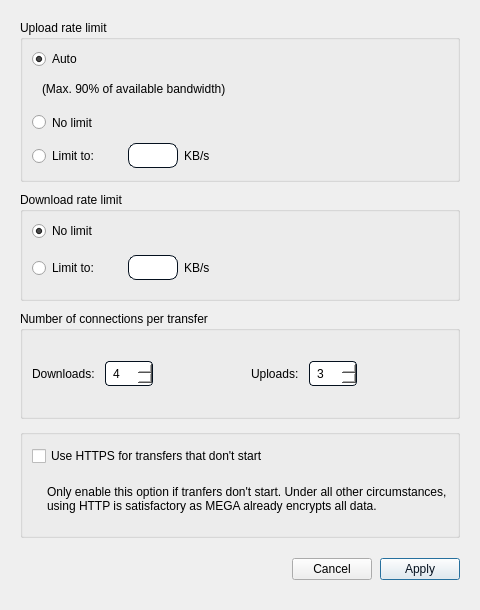
Before: the Qt Designer form src/MEGASync/gui/linux/BandwidthSettings.ui in meganz/MEGAsync, drawn with Qt 5.
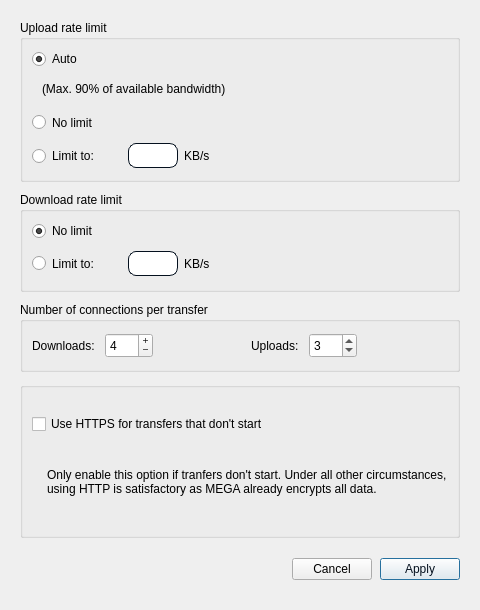
After: the same form once the commit is applied.

Commit message: SNC-4808 : Added new style and tokenize

Patch:
```diff
--- a/src/MEGASync/gui/linux/BandwidthSettings.ui
+++ b/src/MEGASync/gui/linux/BandwidthSettings.ui
@@ -50,16 +50,7 @@
 background-color: #FFFFFF; /*colorToken.page-background*/
 padding-right: 5px;
 }
-
-#eMaxDownloadConnections, #eMaxUploadConnections
-{
-border-radius: 4px;
-border-color: #04101E; /*colorToken.border-strong-selected*/
-border-style: solid;
-border-width: 1px;
-background-color: #FFFFFF; /*colorToken.page-background*/
-padding-left: 5px;
-}</string>
+</string>
   </property>
   <layout class="QVBoxLayout" name="BandwidthSettingsLayout">
    <property name="spacing">
@@ -263,6 +254,12 @@
        <height>100</height>
       </size>
      </property>
+     <property name="maximumSize">
+      <size>
+       <width>16777215</width>
+       <height>100</height>
+      </size>
+     </property>
      <property name="title">
       <string>Download rate limit</string>
      </property>
@@ -377,6 +374,12 @@
        <height>70</height>
       </size>
      </property>
+     <property name="maximumSize">
+      <size>
+       <width>16777215</width>
+       <height>70</height>
+      </size>
+     </property>
      <property name="title">
       <string>Number of connections per transfer</string>
      </property>
@@ -419,6 +422,9 @@
           <property name="alignment">
            <set>Qt::AlignmentFlag::AlignLeading|Qt::AlignmentFlag::AlignLeft|Qt::AlignmentFlag::AlignVCenter</set>
           </property>
+          <property name="buttonSymbols">
+           <enum>QAbstractSpinBox::ButtonSymbols::PlusMinus</enum>
+          </property>
           <property name="minimum">
            <number>1</number>
           </property>
@@ -477,9 +483,24 @@
             <height>25</height>
            </size>
           </property>
+          <property name="frame">
+           <bool>true</bool>
+          </property>
           <property name="alignment">
            <set>Qt::AlignmentFlag::AlignLeading|Qt::AlignmentFlag::AlignLeft|Qt::AlignmentFlag::AlignVCenter</set>
           </property>
+          <property name="buttonSymbols">
+           <enum>QAbstractSpinBox::ButtonSymbols::UpDownArrows</enum>
+          </property>
+          <property name="correctionMode">
+           <enum>QAbstractSpinBox::CorrectionMode::CorrectToPreviousValue</enum>
+          </property>
+          <property name="keyboardTracking">
+           <bool>true</bool>
+          </property>
+          <property name="showGroupSeparator" stdset="0">
+           <bool>false</bool>
+          </property>
           <property name="minimum">
            <number>1</number>
           </property>
```
Left out of the diff: 6 changed lines with no effect on the pictures. The commit also changes 6 other files.
